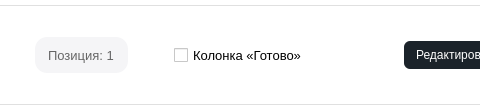
Old version of the form ui/settings/columns/column_card.ui in the repository lerakaplich/TaskPlanner2; both pictures show x 182 to 662 and y 0 to 110 of the 800 by 110 pixel window.
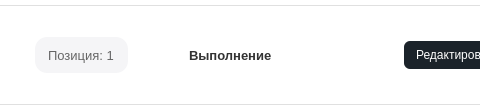
New version of the form.

Commit message: назначение колонки

The edit to the form file:
```diff
--- a/ui/settings/columns/column_card.ui
+++ b/ui/settings/columns/column_card.ui
@@ -44,6 +44,25 @@
     padding: 3px 10px;
     background-color: #F5F5F7;
     border-radius: 12px;
+}
+QLabel#assignmentLabel {
+    background-color: white;
+    font-size: 13px;
+    font-weight: 500;
+    padding: 3px 10px;
+    border-radius: 12px;
+}
+QLabel#assignmentLabel[stage="execution"] {
+    background-color: #E3F2FD;
+    color: #1565C0;
+}
+QLabel#assignmentLabel[stage="review"] {
+    background-color: #FFF3E0;
+    color: #E65100;
+}
+QLabel#assignmentLabel[stage="completion"] {
+    background-color: #E8F5E9;
+    color: #2E7D32;
 }</string>
   </property>
   <layout class="QHBoxLayout" name="horizontalLayout">
@@ -123,7 +142,8 @@
       </spacer>
      </item>
      <item>
-      <widget class="QCheckBox" name="doneCheckBox">
+      <!-- ===== НАЗНАЧЕНИЕ КОЛОНКИ ВМЕСТО doneCheckBox ===== -->
+      <widget class="QLabel" name="assignmentLabel">
        <property name="maximumSize">
         <size>
          <width>16777215</width>
@@ -131,10 +151,27 @@
         </size>
        </property>
        <property name="styleSheet">
-        <string notr="true">QCheckBox { font-size: 13px; background-color: white; color: black;}</string>
+        <string notr="true">QLabel#assignmentLabel {
+    font-size: 13px;
+    font-weight: 500;
+    padding: 4px 12px;
+    border-radius: 12px;
+}
+QLabel#assignmentLabel[stage="execution"] {
+    background-color: #E3F2FD;
+    color: #1565C0;
+}
+QLabel#assignmentLabel[stage="review"] {
+    background-color: #FFF3E0;
+    color: #E65100;
+}
+QLabel#assignmentLabel[stage="completion"] {
+    background-color: #E8F5E9;
+    color: #2E7D32;
+}</string>
        </property>
        <property name="text">
-        <string>Колонка «Готово»</string>
+        <string>Выполнение</string>
        </property>
       </widget>
      </item>
```
The commit also changes 8 other files.
